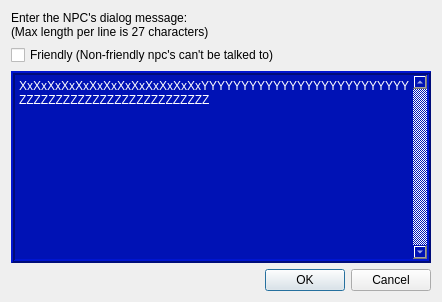
WohlSoft/Moondust-Project, file Editor/editing/_scenes/level/itemmsgbox.ui: the form before one commit.
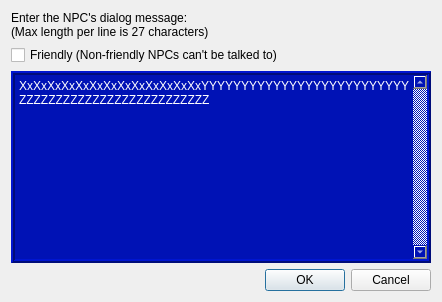
The form after the commit. Icons and pictures are not drawn.

The edit to the form file:
```diff
--- a/Editor/editing/_scenes/level/itemmsgbox.ui
+++ b/Editor/editing/_scenes/level/itemmsgbox.ui
@@ -87,7 +87,7 @@
    <item row="1" column="1">
     <widget class="QCheckBox" name="checkFriendly">
      <property name="text">
-      <string>Friendly (Non-friendly npc's can't be talked to)</string>
+      <string>Friendly (Non-friendly NPCs can't be talked to)</string>
      </property>
     </widget>
    </item>
```
